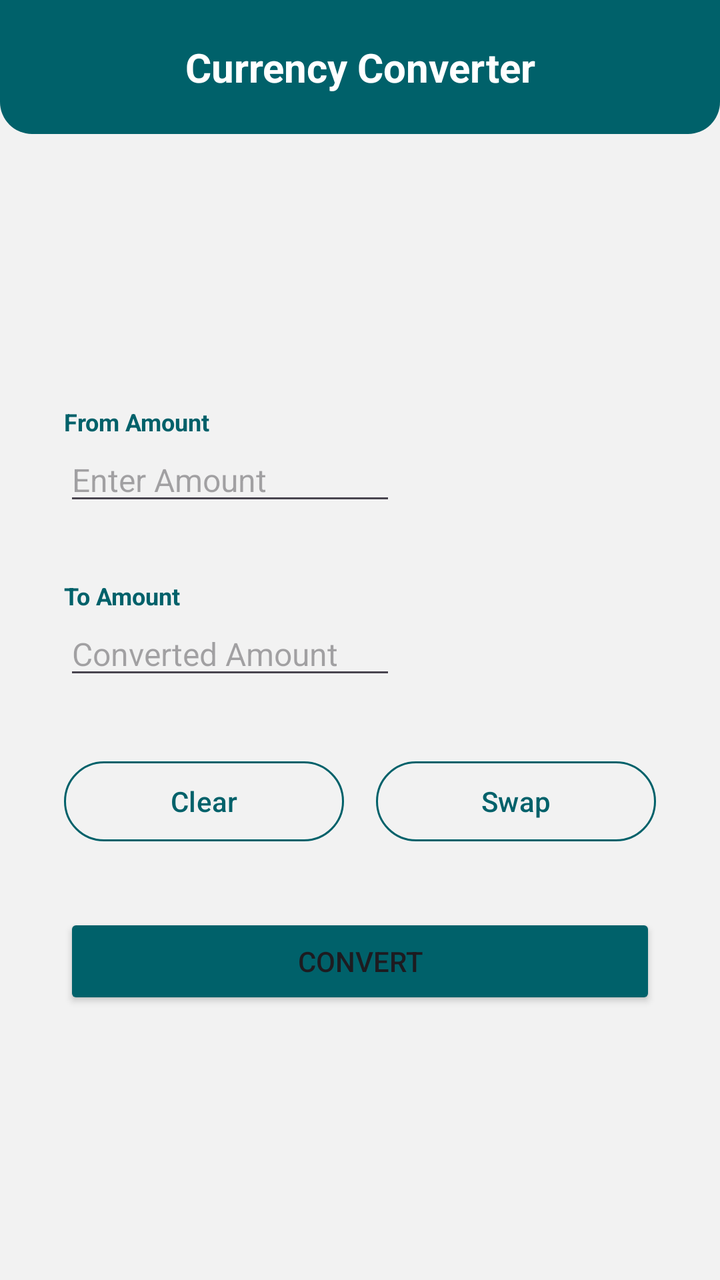
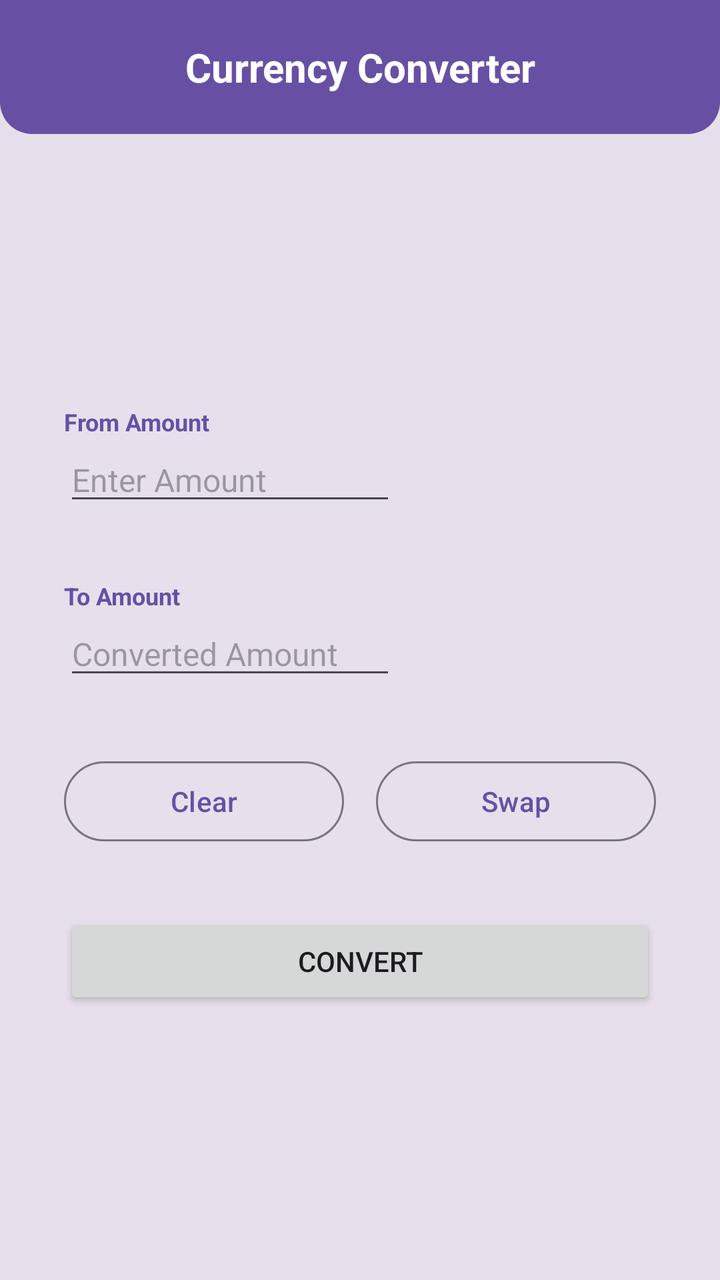

Screens rendered from an Android XML layout before and after an edit, with the pre-edit source and the edit as a unified diff.
<!-- AndroidManifest.xml: application theme Theme.SimpleCurrencyConverter -->
<!-- res/layout/activity_main.xml -->
<?xml version="1.0" encoding="utf-8"?>
<androidx.constraintlayout.widget.ConstraintLayout xmlns:android="http://schemas.android.com/apk/res/android"
    xmlns:app="http://schemas.android.com/apk/res-auto"
    xmlns:tools="http://schemas.android.com/tools"
    android:id="@+id/main"
    android:layout_width="match_parent"
    android:layout_height="match_parent"
    android:background="@color/primary_20"
    tools:context=".MainActivity">

    <View
        android:id="@+id/view"
        android:layout_width="0dp"
        android:layout_height="0dp"
        android:background="@color/neutral_90"
        app:layout_constraintBottom_toBottomOf="parent"
        app:layout_constraintEnd_toEndOf="parent"
        app:layout_constraintHorizontal_bias="0.0"
        app:layout_constraintStart_toStartOf="parent"
        app:layout_constraintTop_toTopOf="parent"
        app:layout_constraintVertical_bias="0.0" />

    <TextView
        android:id="@+id/tvHeader"
        android:layout_width="fill_parent"
        android:layout_height="wrap_content"
        android:background="@drawable/bottom_rounded"
        android:backgroundTint="@color/primary_20"
        android:fontFamily="sans-serif"
        android:gravity="center"
        android:padding="20dp"
        android:text="Currency Converter"
        android:textColor="@color/neutral_100"
        android:textSize="20dp"
        android:textStyle="bold"
        app:layout_constraintEnd_toEndOf="parent"
        app:layout_constraintStart_toStartOf="parent"
        app:layout_constraintTop_toTopOf="parent" />

    <EditText
        android:id="@+id/etFromAmount"
        android:layout_width="0dp"
        android:layout_height="wrap_content"
        android:layout_marginStart="32dp"
        android:layout_marginBottom="32dp"
        android:ems="10"
        android:fontFamily="sans-serif"
        android:hint="Enter Amount"
        android:inputType="numberDecimal"
        android:textSize="16sp"
        app:layout_constraintBottom_toTopOf="@+id/tvTo"
        app:layout_constraintEnd_toStartOf="@+id/spinnerFrom"
        app:layout_constraintHorizontal_bias="0.5"
        app:layout_constraintStart_toStartOf="parent"
        app:layout_constraintTop_toBottomOf="@+id/tvFrom" />

    <TextView
        android:id="@+id/tvFrom"
        android:layout_width="0dp"
        android:layout_height="wrap_content"
        android:layout_marginStart="32dp"
        android:layout_marginEnd="32dp"
        android:fontFamily="sans-serif"
        android:text="From Amount"
        android:textColor="@color/primary_20"
        android:textSize="12sp"
        android:textStyle="bold"
        app:layout_constraintBottom_toTopOf="@+id/etFromAmount"
        app:layout_constraintEnd_toEndOf="parent"
        app:layout_constraintHorizontal_bias="0.5"
        app:layout_constraintStart_toStartOf="parent"
        app:layout_constraintTop_toBottomOf="@+id/tvHeader"
        app:layout_constraintVertical_chainStyle="packed" />

    <Spinner
        android:id="@+id/spinnerFrom"
        android:layout_width="130dp"
        android:layout_height="0dp"
        android:layout_marginEnd="32dp"
        app:layout_constraintBottom_toBottomOf="@+id/etFromAmount"
        app:layout_constraintEnd_toEndOf="parent"
        app:layout_constraintHorizontal_bias="0.5"
        app:layout_constraintStart_toEndOf="@+id/etFromAmount"
        app:layout_constraintTop_toTopOf="@+id/etFromAmount" />

    <EditText
        android:id="@+id/etToAmount"
        android:layout_width="0dp"
        android:layout_height="wrap_content"
        android:layout_marginStart="32dp"
        android:layout_marginBottom="32dp"
        android:clickable="true"
        android:cursorVisible="false"
        android:ems="10"
        android:focusable="false"
        android:focusableInTouchMode="false"
        android:fontFamily="sans-serif"
        android:hint="Converted Amount"
        android:inputType="numberDecimal"
        android:textSize="16sp"
        app:layout_constraintBottom_toTopOf="@+id/btnClear"
        app:layout_constraintEnd_toStartOf="@+id/spinnerTo"
        app:layout_constraintHorizontal_bias="0.5"
        app:layout_constraintStart_toStartOf="parent"
        app:layout_constraintTop_toBottomOf="@+id/tvTo" />

    <Spinner
        android:id="@+id/spinnerTo"
        android:layout_width="130dp"
        android:layout_height="0dp"
        android:layout_marginEnd="32dp"
        app:layout_constraintBottom_toBottomOf="@+id/etToAmount"
        app:layout_constraintEnd_toEndOf="parent"
        app:layout_constraintHorizontal_bias="0.5"
        app:layout_constraintStart_toEndOf="@+id/etToAmount"
        app:layout_constraintTop_toTopOf="@+id/etToAmount" />

    <TextView
        android:id="@+id/tvTo"
        android:layout_width="0dp"
        android:layout_height="wrap_content"
        android:layout_marginStart="32dp"
        android:layout_marginEnd="32dp"
        android:fontFamily="sans-serif"
        android:text="To Amount"
        android:textColor="@color/primary_20"
        android:textSize="12sp"
        android:textStyle="bold"
        app:layout_constraintBottom_toTopOf="@+id/etToAmount"
        app:layout_constraintEnd_toEndOf="parent"
        app:layout_constraintHorizontal_bias="0.5"
        app:layout_constraintStart_toStartOf="parent"
        app:layout_constraintTop_toBottomOf="@+id/etFromAmount" />

    <com.google.android.material.button.MaterialButton
        android:id="@+id/btnSwap"
        style="@style/Widget.Material3.Button.OutlinedButton"
        android:layout_width="0dp"
        android:layout_height="wrap_content"
        android:layout_marginStart="8dp"
        android:layout_marginEnd="32dp"
        android:text="Swap"
        android:textColor="@color/primary_20"
        app:strokeColor="@color/primary_20"
        app:layout_constraintBottom_toBottomOf="@+id/btnClear"
        app:layout_constraintEnd_toEndOf="parent"
        app:layout_constraintHorizontal_bias="0.5"
        app:layout_constraintStart_toEndOf="@+id/btnClear"
        app:layout_constraintTop_toTopOf="@+id/btnClear" />

    <com.google.android.material.button.MaterialButton
        android:id="@+id/btnClear"
        style="@style/Widget.Material3.Button.OutlinedButton"
        android:layout_width="0dp"
        android:layout_height="wrap_content"
        android:layout_marginStart="32dp"
        android:layout_marginEnd="8dp"
        android:layout_marginBottom="32dp"
        android:text="Clear"
        android:textColor="@color/primary_20"
        app:strokeColor="@color/primary_20"
        app:layout_constraintBottom_toTopOf="@+id/btnConvert"
        app:layout_constraintEnd_toStartOf="@+id/btnSwap"
        app:layout_constraintHorizontal_bias="0.5"
        app:layout_constraintStart_toStartOf="parent"
        app:layout_constraintTop_toBottomOf="@+id/etToAmount" />

    <Button
        android:id="@+id/btnConvert"
        android:layout_width="0dp"
        android:layout_height="wrap_content"
        android:layout_marginStart="32dp"
        android:layout_marginEnd="32dp"
        android:text="Convert"
        android:backgroundTint="@color/primary_20"
        app:layout_constraintBottom_toBottomOf="parent"
        app:layout_constraintEnd_toEndOf="parent"
        app:layout_constraintHorizontal_bias="0.5"
        app:layout_constraintStart_toStartOf="parent"
        app:layout_constraintTop_toBottomOf="@+id/btnClear" />


</androidx.constraintlayout.widget.ConstraintLayout>
<!-- resources referenced by this layout -->
<resources>
  <color name="neutral_100">#FFFFFFFF</color>
  <color name="neutral_90">#F2F2F2</color>
  <color name="primary_20">#00616A</color>
  <!-- drawable bottom_rounded (drawable) -->
  <?xml version="1.0" encoding="utf-8"?>
  <shape xmlns:android="http://schemas.android.com/apk/res/android">
      <corners
          android:topLeftRadius="0dp"
          android:topRightRadius="0dp"
          android:bottomLeftRadius="16dp"
          android:bottomRightRadius="16dp" />
  </shape>
  <style name="Theme.SimpleCurrencyConverter" parent="Base.Theme.SimpleCurrencyConverter" />
  <style name="Base.Theme.SimpleCurrencyConverter" parent="Theme.Material3.DayNight.NoActionBar">
          
          
      </style>
</resources>

<!-- the commit's change to res/layout/activity_main.xml (unified diff, before → after) -->
@@ -5,14 +5,14 @@
     android:id="@+id/main"
     android:layout_width="match_parent"
     android:layout_height="match_parent"
-    android:background="@color/primary_20"
+    android:background="?attr/colorPrimary"
     tools:context=".MainActivity">
 
     <View
         android:id="@+id/view"
         android:layout_width="0dp"
         android:layout_height="0dp"
-        android:background="@color/neutral_90"
+        android:background="?attr/colorSurfaceVariant"
         app:layout_constraintBottom_toBottomOf="parent"
         app:layout_constraintEnd_toEndOf="parent"
         app:layout_constraintHorizontal_bias="0.0"
@@ -25,13 +25,13 @@
         android:layout_width="fill_parent"
         android:layout_height="wrap_content"
         android:background="@drawable/bottom_rounded"
-        android:backgroundTint="@color/primary_20"
+        android:backgroundTint="?attr/colorPrimary"
         android:fontFamily="sans-serif"
         android:gravity="center"
         android:padding="20dp"
         android:text="Currency Converter"
-        android:textColor="@color/neutral_100"
-        android:textSize="20dp"
+        android:textColor="?attr/colorOnPrimary"
+        android:textSize="20sp"
         android:textStyle="bold"
         app:layout_constraintEnd_toEndOf="parent"
         app:layout_constraintStart_toStartOf="parent"
@@ -62,7 +62,7 @@
         android:layout_marginEnd="32dp"
         android:fontFamily="sans-serif"
         android:text="From Amount"
-        android:textColor="@color/primary_20"
+        android:textColor="?attr/colorPrimary"
         android:textSize="12sp"
         android:textStyle="bold"
         app:layout_constraintBottom_toTopOf="@+id/etFromAmount"
@@ -123,7 +123,7 @@
         android:layout_marginEnd="32dp"
         android:fontFamily="sans-serif"
         android:text="To Amount"
-        android:textColor="@color/primary_20"
+        android:textColor="?attr/colorPrimary"
         android:textSize="12sp"
         android:textStyle="bold"
         app:layout_constraintBottom_toTopOf="@+id/etToAmount"
@@ -140,8 +140,6 @@
         android:layout_marginStart="8dp"
         android:layout_marginEnd="32dp"
         android:text="Swap"
-        android:textColor="@color/primary_20"
-        app:strokeColor="@color/primary_20"
         app:layout_constraintBottom_toBottomOf="@+id/btnClear"
         app:layout_constraintEnd_toEndOf="parent"
         app:layout_constraintHorizontal_bias="0.5"
@@ -157,8 +155,6 @@
         android:layout_marginEnd="8dp"
         android:layout_marginBottom="32dp"
         android:text="Clear"
-        android:textColor="@color/primary_20"
-        app:strokeColor="@color/primary_20"
         app:layout_constraintBottom_toTopOf="@+id/btnConvert"
         app:layout_constraintEnd_toStartOf="@+id/btnSwap"
         app:layout_constraintHorizontal_bias="0.5"
@@ -172,12 +168,10 @@
         android:layout_marginStart="32dp"
         android:layout_marginEnd="32dp"
         android:text="Convert"
-        android:backgroundTint="@color/primary_20"
         app:layout_constraintBottom_toBottomOf="parent"
         app:layout_constraintEnd_toEndOf="parent"
         app:layout_constraintHorizontal_bias="0.5"
         app:layout_constraintStart_toStartOf="parent"
         app:layout_constraintTop_toBottomOf="@+id/btnClear" />
 
-
 </androidx.constraintlayout.widget.ConstraintLayout>
<!-- resource entries referenced after the edit -->
@@ -1,8 +1,5 @@
 <!-- resources referenced by this layout -->
 <resources>
-  <color name="neutral_100">#FFFFFFFF</color>
-  <color name="neutral_90">#F2F2F2</color>
-  <color name="primary_20">#00616A</color>
   <!-- drawable bottom_rounded (drawable) -->
   <?xml version="1.0" encoding="utf-8"?>
   <shape xmlns:android="http://schemas.android.com/apk/res/android">
